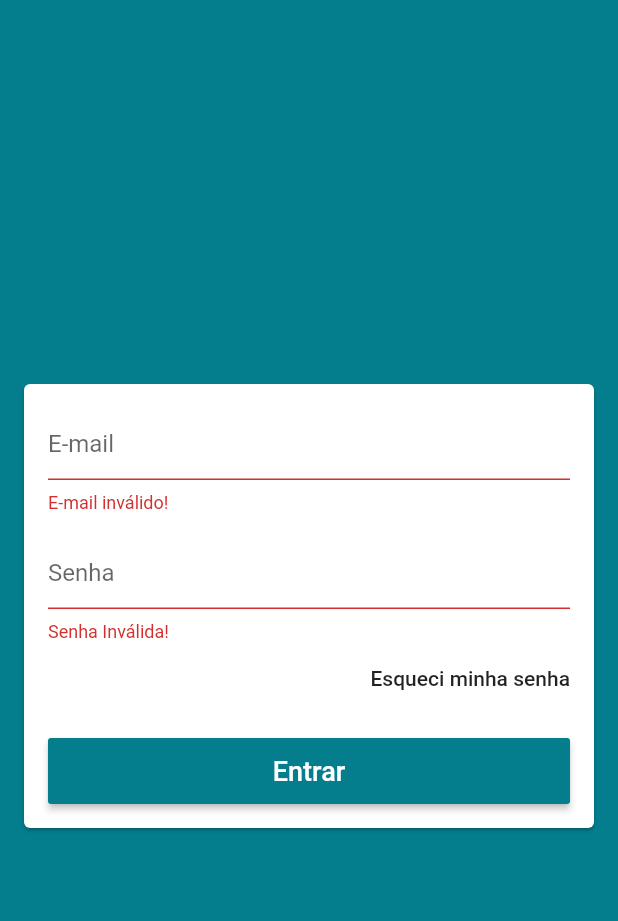
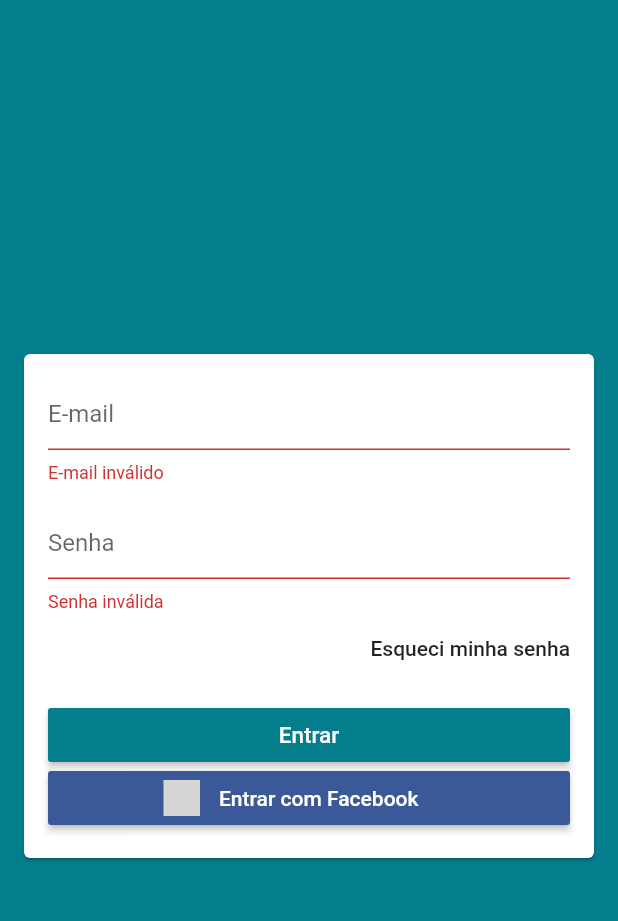
Before and after one commit to divinor07/store-app, a Flutter app: the LoginScreen screen opened by its route, after a tap on "Entrar", on a phone screen of 412 x 824 dp, the part 54-975 px from its top. Run offline on Flutter 3.47's test engine with Material 2 defaults, Android fonts, the phone set to English and light mode, and no system bars; our stand-ins replace brasil_fields, carousel_pro, cloud_firestore, dio, firebase_auth, firebase_storage and 8 more; missing offline and left inert: alphabet_list_scroll_view; accounts and stored records are empty; grey boxes are pictures that could not be loaded.

Commit message:
Creating the login button

```diff
--- a/lib/models/user_manager.dart
+++ b/lib/models/user_manager.dart
@@ -37,6 +37,8 @@ class UserManager extends ChangeNotifier {
     }
     loading = false;
   }
+
+  void facebookLogin() {}
 
   Future<void> signUp({User user, Function onFail, Function onSuccess}) async {
     loading = true;
--- a/lib/screens/login/login_screen.dart
+++ b/lib/screens/login/login_screen.dart
@@ -1,4 +1,6 @@
 import 'package:flutter/material.dart';
+import 'package:flutter_signin_button/button_list.dart';
+import 'package:flutter_signin_button/button_view.dart';
 import 'package:store_app/helpers/validators.dart';
 import 'package:store_app/models/user.dart';
 import 'package:store_app/models/user_manager.dart';
@@ -49,11 +51,13 @@ class LoginScreen extends StatelessWidget {
                       keyboardType: TextInputType.emailAddress,
                       autocorrect: false,
                       validator: (email) {
-                          if (!emailValid(email)) return 'E-mail inválido!';
+                        if (!emailValid(email)) return 'E-mail inválido';
                         return null;
                       },
                     ),
-                      const SizedBox(height: 16),
+                    const SizedBox(
+                      height: 16,
+                    ),
                     TextFormField(
                       controller: passController,
                       enabled: !userManager.loading,
@@ -61,13 +65,61 @@ class LoginScreen extends StatelessWidget {
                       autocorrect: false,
                       obscureText: true,
                       validator: (pass) {
-                          if (pass.isEmpty || pass.length < 6) {
-                            return 'Senha Inválida!';
-                          }
+                        if (pass.isEmpty || pass.length < 6)
+                          return 'Senha inválida';
                         return null;
                       },
                     ),
-                      Align(
+                    child,
+                    const SizedBox(
+                      height: 16,
+                    ),
+                    RaisedButton(
+                      materialTapTargetSize: MaterialTapTargetSize.shrinkWrap,
+                      onPressed: userManager.loading
+                          ? null
+                          : () {
+                              if (formKey.currentState.validate()) {
+                                userManager.signIn(
+                                    user: User(
+                                        email: emailController.text,
+                                        password: passController.text),
+                                    onFail: (e) {
+                                      scaffoldKey.currentState
+                                          .showSnackBar(SnackBar(
+                                        content: Text('Falha ao entrar: $e'),
+                                        backgroundColor: Colors.red,
+                                      ));
+                                    },
+                                    onSuccess: () {
+                                      Navigator.of(context).pop();
+                                    });
+                              }
+                            },
+                      color: Theme.of(context).primaryColor,
+                      disabledColor:
+                          Theme.of(context).primaryColor.withAlpha(100),
+                      textColor: Colors.white,
+                      child: userManager.loading
+                          ? CircularProgressIndicator(
+                              valueColor: AlwaysStoppedAnimation(Colors.white),
+                            )
+                          : const Text(
+                              'Entrar',
+                              style: TextStyle(fontSize: 15),
+                            ),
+                    ),
+                    SignInButton(
+                      Buttons.Facebook,
+                      text: 'Entrar com Facebook',
+                      onPressed: () {
+                        userManager.facebookLogin();
+                      },
+                    )
+                  ],
+                );
+              },
+              child: Align(
                 alignment: Alignment.centerRight,
                 child: FlatButton(
                   onPressed: () {},
@@ -75,55 +127,8 @@ class LoginScreen extends StatelessWidget {
                   child: const Text('Esqueci minha senha'),
                 ),
               ),
-                      const SizedBox(height: 16),
-                      SizedBox(
-                        height: 44,
-                        child: RaisedButton(
-                          onPressed: userManager.loading
-                              ? null
-                              : () {
-                                  if (formKey.currentState.validate()) {
-                                    userManager.signIn(
-                                      user: User(
-                                        email: emailController.text,
-                                        password: passController.text,
-                                      ),
-                                      onFail: (e) {
-                                        scaffoldKey.currentState.showSnackBar(
-                                          SnackBar(
-                                            content:
-                                                Text('Falha ao entrar: $e'),
-                                            backgroundColor: Colors.red,
-                                          ),
-                                        );
-                                      },
-                                      onSuccess: () {
-                                        Navigator.of(context).pop();
-                                      },
-                                    );
-                                  }
-                                },
-                          color: Theme.of(context).primaryColor,
-                          disabledColor:
-                              Theme.of(context).primaryColor.withAlpha(100),
-                          textColor: Colors.white,
-                          child: userManager.loading
-                              ? const CircularProgressIndicator(
-                                  valueColor:
-                                      AlwaysStoppedAnimation(Colors.white),
-                                )
-                              : const Text(
-                                  'Entrar',
-                                  style: TextStyle(
-                                    fontSize: 18,
             ),
           ),
-                        ),
-                      ),
-                    ],
-                  );
-                },
-              )),
         ),
       ),
     );
--- a/pubspec.yaml
+++ b/pubspec.yaml
@@ -46,6 +46,7 @@ dependencies:
   sliding_up_panel: ^1.0.2
   screenshot: ^0.2.0
   gallery_saver: ^2.0.1
+  flutter_signin_button: ^1.1.0
 
 dev_dependencies:
   flutter_test:
```
Also changed, not shown: lib/screens/signup/signup_screen.dart (+47 -61 lines), pubspec.lock. Lines whose indentation alone changed are shown as unchanged.
